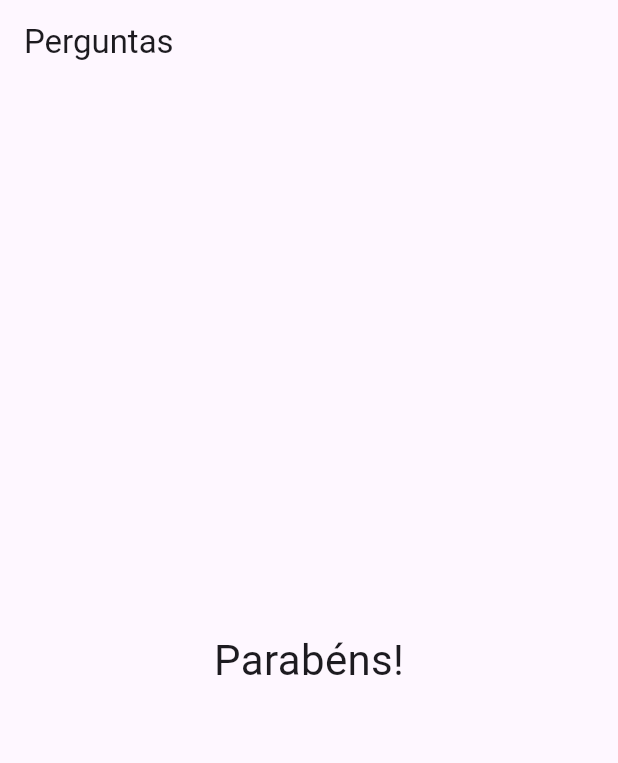
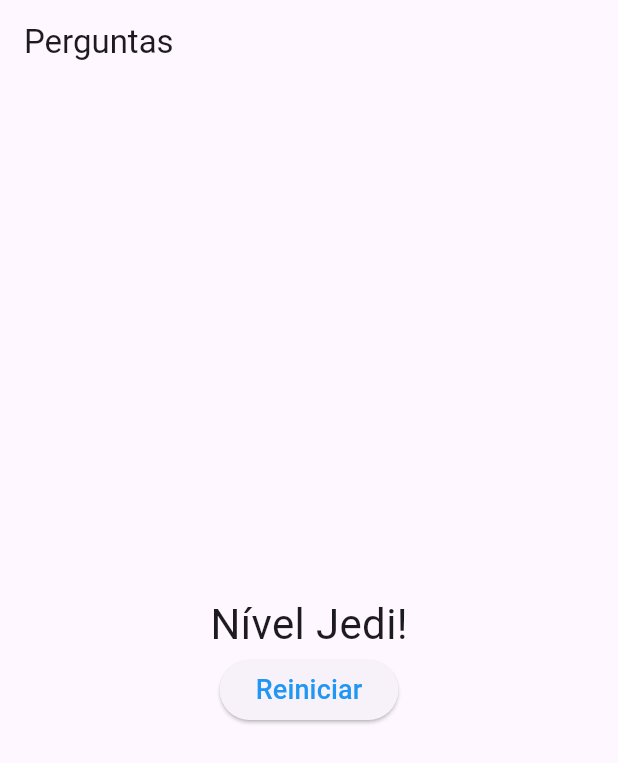
Before and after one commit to higornobrega/Curso_Aprenda_Flutter_e_Desenvolva_Apps_Para_Android_e_IOS, a Flutter app: the screen it shows after launch, after a tap on "Preto", after a tap on "Cobra", after a tap on "João", on a phone screen of 412 x 824 dp. Shown: the top 763 px of the screen. Run offline on Flutter 3.47's test engine with Material 3 defaults, Android fonts, the phone set to English and light mode, and no system bars.

Commit message:
Adiconando pontuação e reiniciando o formulário

```diff
--- a/secao_dois/projeto_perguntas/lib/main.dart
+++ b/secao_dois/projeto_perguntas/lib/main.dart
@@ -44,7 +44,13 @@ class _PerguntaAppState extends State<PerguntaApp> {
         _pontuacaoTotal += pontuacao;
       });
     }
-    print(_pontuacaoTotal);
+  }
+
+  void _reiniciarQuestionario() {
+    setState(() {
+      _perguntaSelecionada = 0;
+      _pontuacaoTotal = 0;
+    });
   }
 
   bool get temPerguntaSelecionada {
@@ -63,7 +69,7 @@ class _PerguntaAppState extends State<PerguntaApp> {
                   perguntaSelecionada: _perguntaSelecionada,
                   quandoResponder: _responder,
                 )
-                : const Resultado(),
+                : Resultado(_pontuacaoTotal, _reiniciarQuestionario),
       ),
     );
   }
@@ -77,17 +83,3 @@ class PerguntaApp extends StatefulWidget {
     return _PerguntaAppState();
   }
 }
-
-// Fala, pessoal!
-
-// Na próxima aula o professor vai, novamente, dar uma refatorada no código e irá gerar um pequeno problema dentro do return de Resposta no arquivo questionario.dart.
-
-// Para resolver é bem simples, basta adicionar uma função toString() e int.parse() lá no return.
-
-// O código irá ficar dessa forma:
-
-// return Resposta(
-//             resp['texto'].toString(),
-//             () => quandoResponder(int.parse(resp['pontuacao'].toString())),
-//           );
-// Bons estudos!
--- a/secao_dois/projeto_perguntas/lib/resultado.dart
+++ b/secao_dois/projeto_perguntas/lib/resultado.dart
@@ -1,12 +1,33 @@
 import 'package:flutter/material.dart';
 
 class Resultado extends StatelessWidget {
-  const Resultado({super.key});
+  final int pontuacao;
+  final void Function() quandoReiniciarQuestionario;
+  Resultado(this.pontuacao, this.quandoReiniciarQuestionario, {super.key});
+  String get fraseResultado {
+    if (pontuacao < 8) {
+      return "Parabéns!";
+    } else if (pontuacao < 12) {
+      return "Você é bom!";
+    } else if (pontuacao < 16) {
+      return "Impressionante!";
+    } else {
+      return "Nível Jedi!";
+    }
+  }
 
   @override
   Widget build(BuildContext context) {
-    return const Center(
-      child: Text('Parabéns!', style: TextStyle(fontSize: 28)),
+    return Column(
+      mainAxisAlignment: MainAxisAlignment.center,
+      children: [
+        Center(child: Text(fraseResultado, style: TextStyle(fontSize: 28))),
+        ElevatedButton(
+          style: ElevatedButton.styleFrom(foregroundColor: Colors.blue),
+          child: Text('Reiniciar', style: TextStyle(fontSize: 18)),
+          onPressed: quandoReiniciarQuestionario,
+        ),
+      ],
     );
   }
 }
```
